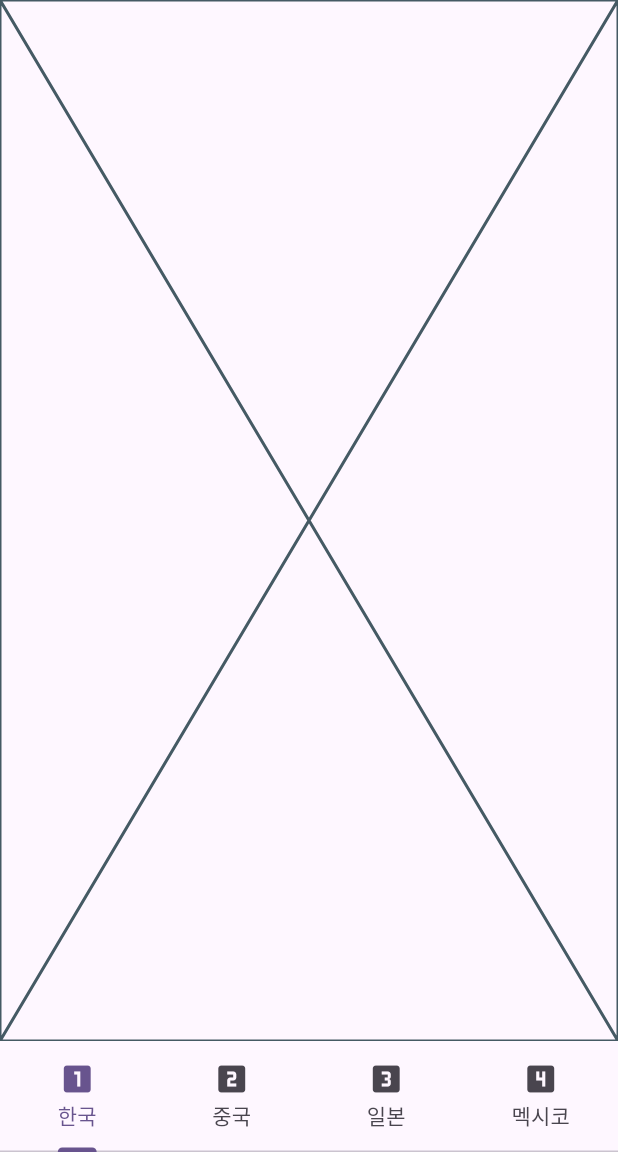
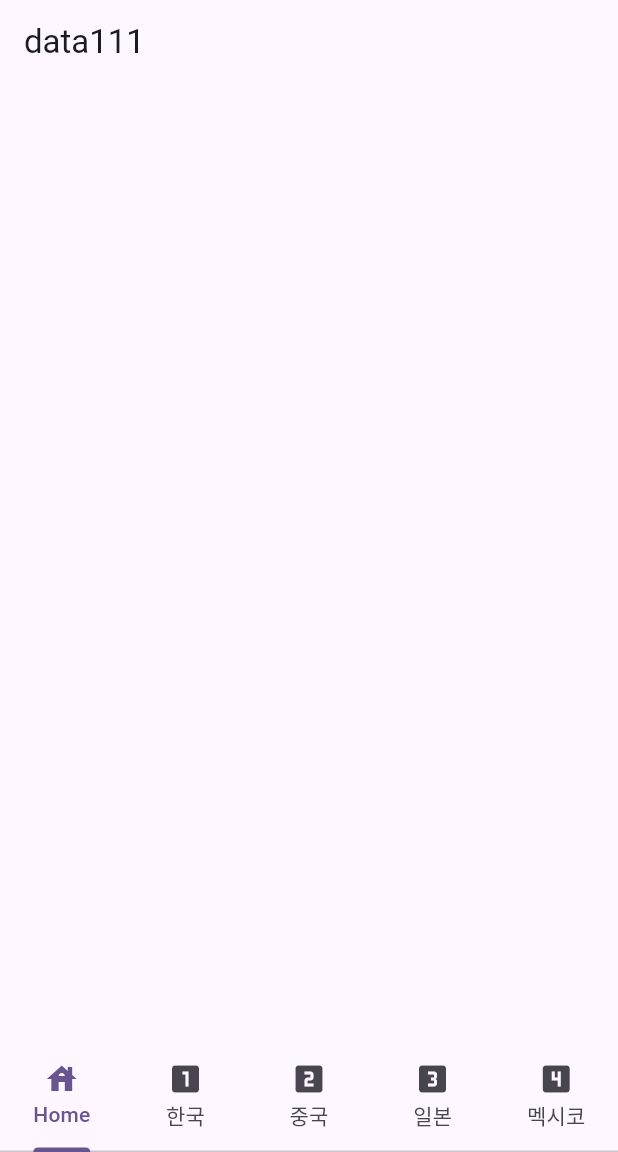
Before and after one commit to first-project-of-4T/4T-food, a Flutter app: the screen it shows after launch, on a phone screen of 412 x 824 dp, the part 84-1236 px from its top. Run offline on Flutter 3.47's test engine with Material 3 defaults, Android fonts, the phone set to English and light mode, and no system bars.

Commit message:
메인화면 변경 - 이학현
메인화면 추가

```diff
--- a/food_4t_app/lib/home.dart
+++ b/food_4t_app/lib/home.dart
@@ -3,6 +3,7 @@ import 'package:food_4t_app/china/china_p1.dart';
 import 'package:food_4t_app/japan/japan_p1.dart';
 import 'package:food_4t_app/korea/korea_p1.dart';
 import 'package:food_4t_app/mexico/mexico_p1.dart';
+import 'package:food_4t_app/start.dart';
 
 class Home extends StatefulWidget {
   const Home({super.key});
@@ -17,7 +18,7 @@ class _HomeState extends State<Home> with SingleTickerProviderStateMixin{
   @override
   void initState() {
     super.initState();
-    controller = TabController(length: 4, vsync: this);
+    controller = TabController(length: 5, vsync: this);
   }
 
   @override
@@ -38,6 +39,7 @@ class _HomeState extends State<Home> with SingleTickerProviderStateMixin{
       body: TabBarView(
         controller: controller,
         children: [
+          Start(),
           KoreaP1(),
           ChinaP1(),
           JapanP1(),
@@ -47,6 +49,12 @@ class _HomeState extends State<Home> with SingleTickerProviderStateMixin{
       bottomNavigationBar: TabBar(
         controller: controller,
         tabs: [
+          Tab(
+            icon: Icon(
+              Icons.house,
+            ),
+            text: "Home",
+          ),
           Tab(
             icon: Icon(
               Icons.looks_one,
--- a/food_4t_app/lib/main.dart
+++ b/food_4t_app/lib/main.dart
@@ -13,6 +13,7 @@ import 'package:food_4t_app/mexico/mexico_p3.dart';
 import 'home.dart';
 import 'korea/korea_p2.dart';
 import 'korea/korea_p3.dart';
+import 'start.dart';
 
 void main() {
   runApp(const MyApp());
@@ -31,6 +32,7 @@ class MyApp extends StatelessWidget {
       initialRoute: '/',
       routes: {
         '/' : (context) => Home(),
+        '/start' : (context) => Start(),
         '/k1' : (context) => KoreaP1(),
         '/k2' : (context) => KoreaP2(),
         '/k3' : (context) => KoreaP3(),
--- /dev/null
+++ b/food_4t_app/lib/start.dart
@@ -0,0 +1,19 @@
+import 'package:flutter/material.dart';
+
+class Start extends StatefulWidget {
+  const Start({super.key});
+
+  @override
+  State<Start> createState() => _StartState();
+}
+
+class _StartState extends State<Start> {
+  @override
+  Widget build(BuildContext context) {
+    return Scaffold(
+      appBar: AppBar(
+        title: Text('data111'),
+      ),
+    );
+  }
+}
```
